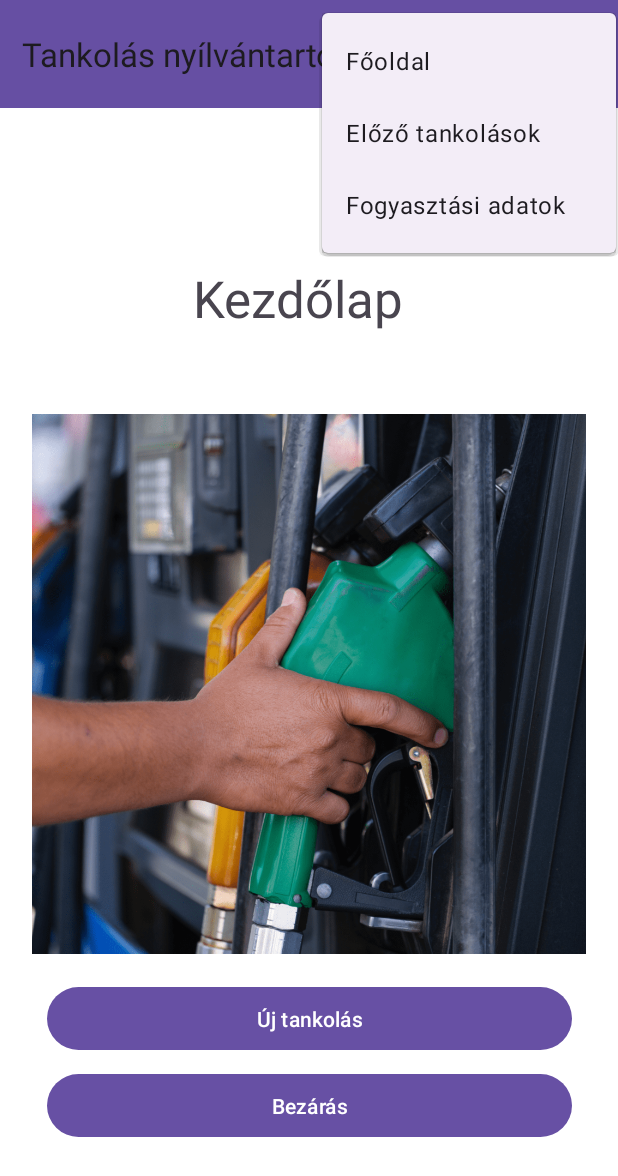
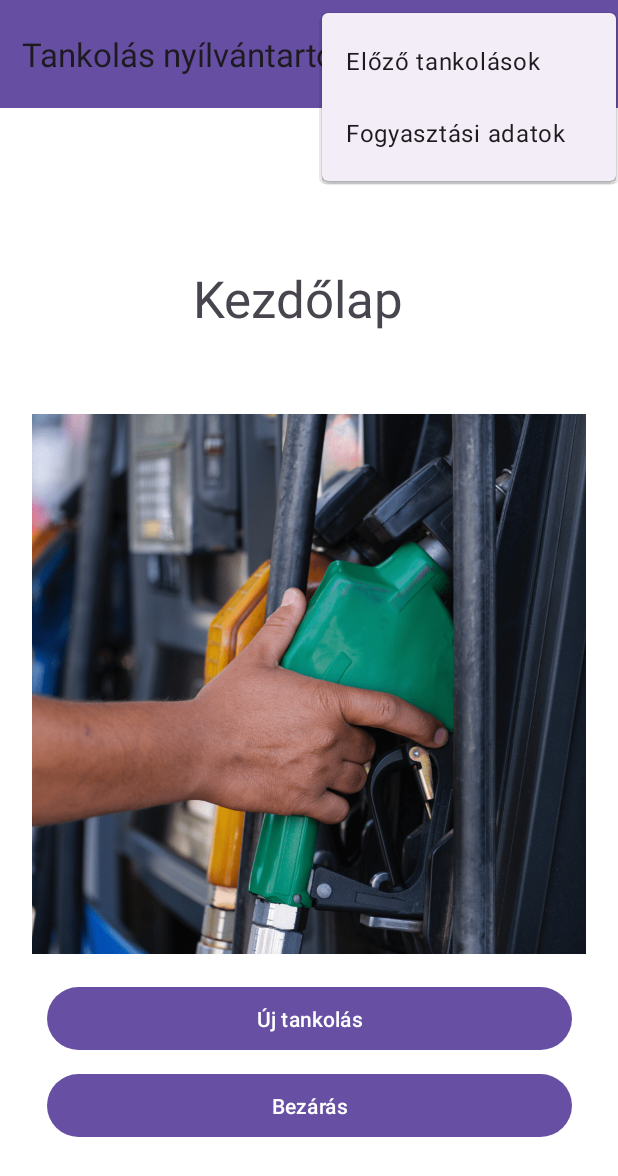
Before and after one commit to badinszky97/android_beadando, an Android app: the screen it shows after launch (MainActivity), with the options menu open, on a phone screen of 412 x 824 dp. Shown: the top 1176 px of the screen. Run offline under Robolectric (Android 15) with nearby library versions, the phone set to English and light mode, and no system bars; our stand-ins replace Room's generated code.

Commit message:
Toolbar ikon hozzáadása

```diff
--- a/app/src/main/res/menu/fomenu.xml
+++ b/app/src/main/res/menu/fomenu.xml
@@ -5,7 +5,8 @@
 
     <item android:id="@+id/action_fooldal"
         android:title="Főoldal"
-        app:showAsAction="never" />
+        android:icon="@drawable/fuelstation"
+        app:showAsAction="always" />
 
     <item android:id="@+id/action_elozo_tankolasok"
         android:title="Előző tankolások"
```
Also changed, not shown: app/src/main/res/drawable/fuelstation.png (added).
